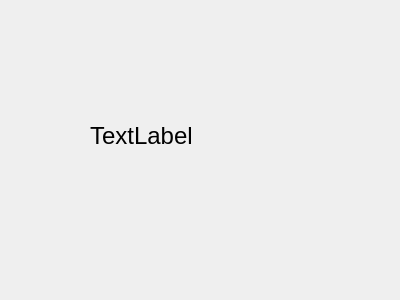
Qt form taskmanagerui.ui (DNDmitry/TaskManager) before a commit.
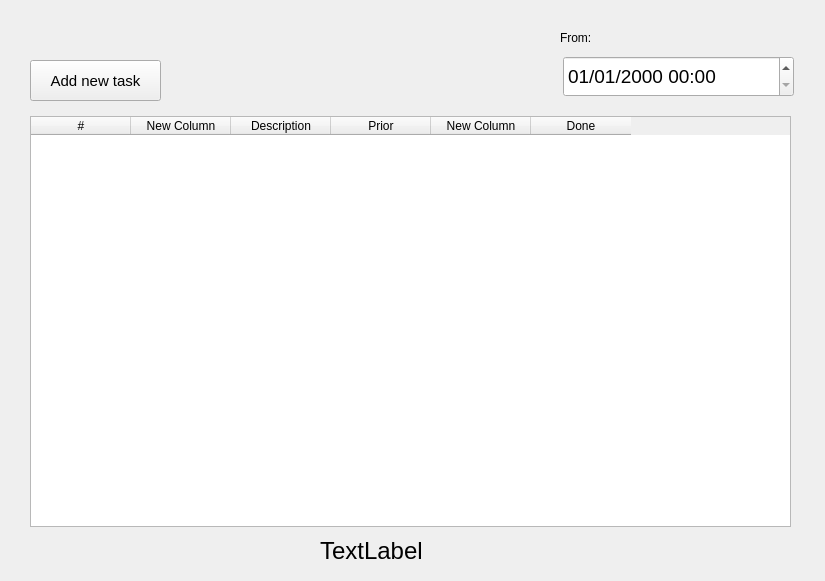
The same form after that commit.

```diff
--- a/taskmanagerui.ui
+++ b/taskmanagerui.ui
@@ -6,8 +6,8 @@
    <rect>
     <x>0</x>
     <y>0</y>
-    <width>400</width>
-    <height>300</height>
+    <width>825</width>
+    <height>581</height>
    </rect>
   </property>
   <property name="windowTitle">
@@ -16,10 +16,10 @@
   <widget class="QLabel" name="TestLabel">
    <property name="geometry">
     <rect>
-     <x>90</x>
-     <y>90</y>
-     <width>221</width>
-     <height>91</height>
+     <x>320</x>
+     <y>530</y>
+     <width>141</width>
+     <height>41</height>
     </rect>
    </property>
    <property name="font">
@@ -31,6 +31,98 @@
     <string>TextLabel</string>
    </property>
   </widget>
+  <widget class="QTableWidget" name="mainTasksTable">
+   <property name="geometry">
+    <rect>
+     <x>30</x>
+     <y>116</y>
+     <width>761</width>
+     <height>411</height>
+    </rect>
+   </property>
+   <property name="columnCount">
+    <number>6</number>
+   </property>
+   <column>
+    <property name="text">
+     <string>#</string>
+    </property>
+   </column>
+   <column>
+    <property name="text">
+     <string>New Column</string>
+    </property>
+   </column>
+   <column>
+    <property name="text">
+     <string>Description</string>
+    </property>
+   </column>
+   <column>
+    <property name="text">
+     <string>Prior</string>
+    </property>
+   </column>
+   <column>
+    <property name="text">
+     <string>New Column</string>
+    </property>
+   </column>
+   <column>
+    <property name="text">
+     <string>Done</string>
+    </property>
+   </column>
+  </widget>
+  <widget class="QPushButton" name="pbNew">
+   <property name="geometry">
+    <rect>
+     <x>30</x>
+     <y>60</y>
+     <width>131</width>
+     <height>41</height>
+    </rect>
+   </property>
+   <property name="font">
+    <font>
+     <pointsize>11</pointsize>
+    </font>
+   </property>
+   <property name="text">
+    <string>Add new task</string>
+   </property>
+  </widget>
+  <widget class="QDateTimeEdit" name="dtStart">
+   <property name="geometry">
+    <rect>
+     <x>563</x>
+     <y>56</y>
+     <width>231</width>
+     <height>41</height>
+    </rect>
+   </property>
+   <property name="font">
+    <font>
+     <pointsize>14</pointsize>
+    </font>
+   </property>
+   <property name="displayFormat">
+    <string>MM/dd/yyyy hh:mm</string>
+   </property>
+  </widget>
+  <widget class="QLabel" name="lStartDate">
+   <property name="geometry">
+    <rect>
+     <x>560</x>
+     <y>30</y>
+     <width>55</width>
+     <height>16</height>
+    </rect>
+   </property>
+   <property name="text">
+    <string>From:</string>
+   </property>
+  </widget>
  </widget>
  <layoutdefault spacing="6" margin="11"/>
  <resources/>
```
